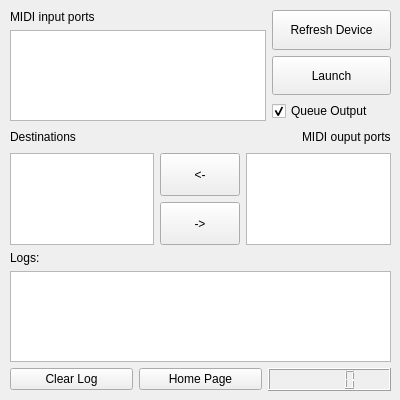
Old version of the form midicrossgui.ui in the repository esun-z/MIDI-Cross.
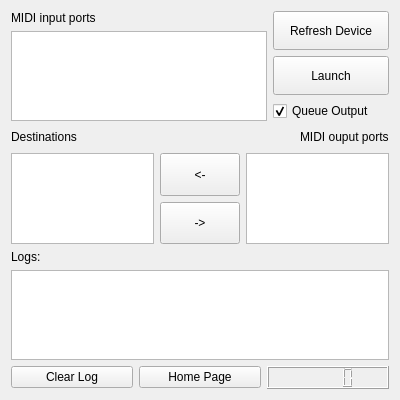
New version of the form.

Diff of the .ui file:
```diff
--- a/midicrossgui.ui
+++ b/midicrossgui.ui
@@ -10,21 +10,26 @@
     <height>400</height>
    </rect>
   </property>
+  <property name="sizePolicy">
+   <sizepolicy hsizetype="Preferred" vsizetype="Preferred">
+    <horstretch>0</horstretch>
+    <verstretch>0</verstretch>
+   </sizepolicy>
+  </property>
   <property name="windowTitle">
    <string>MIDICrossGUI</string>
   </property>
-  <widget class="QWidget" name="verticalLayoutWidget_3">
-   <property name="geometry">
-    <rect>
-     <x>10</x>
-     <y>10</y>
-     <width>381</width>
-     <height>381</height>
-    </rect>
-   </property>
+  <layout class="QVBoxLayout" name="verticalLayout_5">
+   <item>
    <layout class="QVBoxLayout" name="verticalLayout_3">
+     <property name="sizeConstraint">
+      <enum>QLayout::SetDefaultConstraint</enum>
+     </property>
     <item>
      <layout class="QHBoxLayout" name="horizontalLayout_2">
+       <property name="sizeConstraint">
+        <enum>QLayout::SetDefaultConstraint</enum>
+       </property>
       <item>
        <layout class="QVBoxLayout" name="verticalLayout_4">
         <item>
@@ -190,7 +195,8 @@
      </layout>
     </item>
    </layout>
-  </widget>
+   </item>
+  </layout>
  </widget>
  <resources/>
  <connections/>
```
Lines whose indentation alone changed are shown as unchanged.
